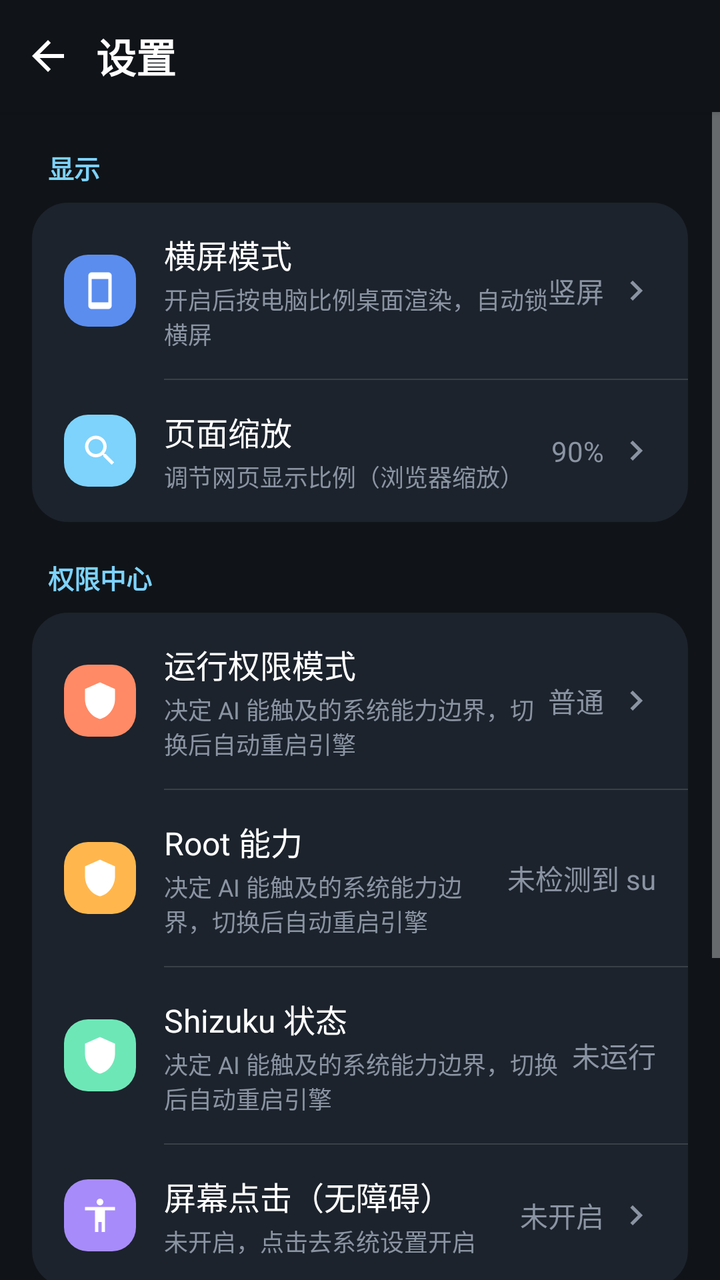
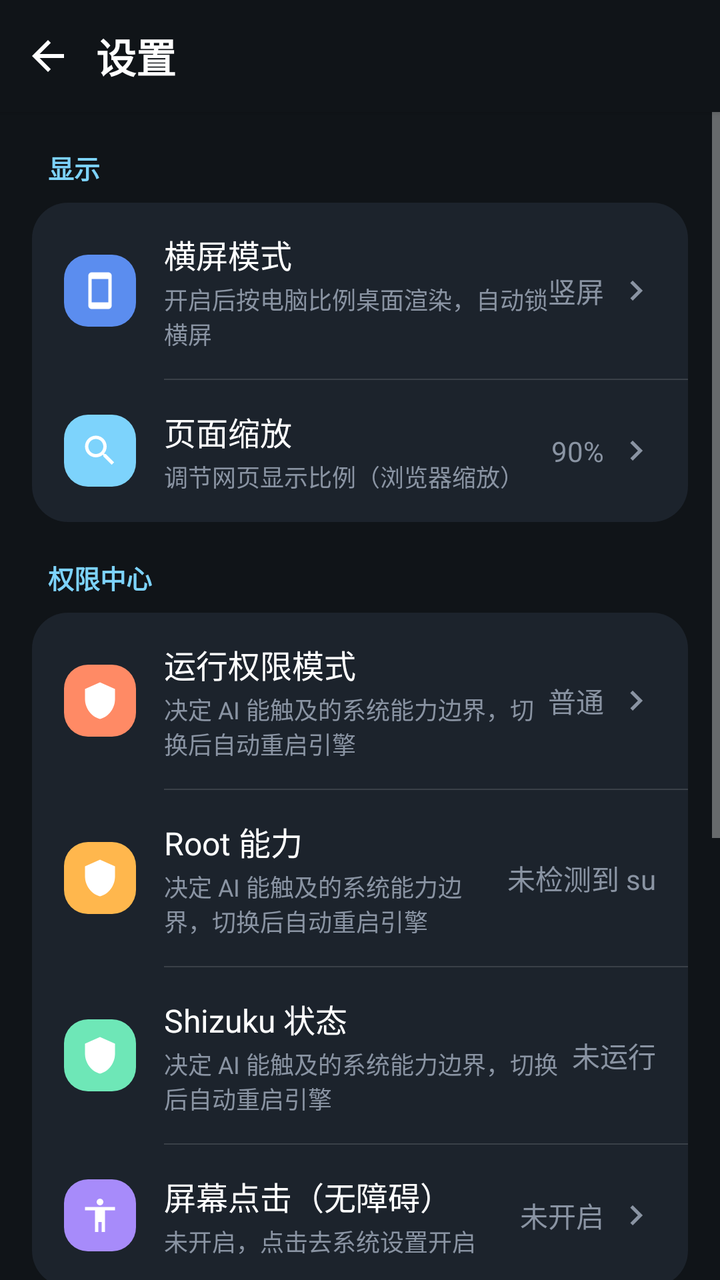

Before-and-after screenshots of an Android layout around one commit, followed by the original layout XML and the change that was made.
<!-- AndroidManifest.xml: application theme Theme.Dsh -->
<!-- res/layout/activity_settings.xml -->
<?xml version="1.0" encoding="utf-8"?>
<LinearLayout xmlns:android="http://schemas.android.com/apk/res/android"
    android:layout_width="match_parent"
    android:layout_height="match_parent"
    android:orientation="vertical"
    android:background="#FF101418">

    
    <LinearLayout
        android:layout_width="match_parent"
        android:layout_height="56dp"
        android:orientation="horizontal"
        android:gravity="center_vertical"
        android:background="#FF101418"
        android:elevation="2dp">

        <ImageView
            android:id="@+id/btnBack"
            android:layout_width="48dp"
            android:layout_height="48dp"
            android:padding="12dp"
            android:src="@drawable/ic_back"
            android:background="?android:attr/selectableItemBackgroundBorderless"
            android:contentDescription="@string/settings_back" />

        <TextView
            android:layout_width="0dp"
            android:layout_height="match_parent"
            android:layout_weight="1"
            android:gravity="center_vertical"
            android:text="@string/settings_title"
            android:textColor="#FFFFFFFF"
            android:textSize="20sp"
            android:textStyle="bold" />
    </LinearLayout>

    <ScrollView
        android:layout_width="match_parent"
        android:layout_height="match_parent"
        android:fillViewport="true">

        <LinearLayout
            android:layout_width="match_parent"
            android:layout_height="wrap_content"
            android:orientation="vertical"
            android:paddingHorizontal="16dp"
            android:paddingBottom="32dp">

            
            <TextView
                android:layout_width="wrap_content"
                android:layout_height="wrap_content"
                android:text="@string/settings_section_display"
                android:textColor="#FF7DD3FC"
                android:textSize="13sp"
                android:textStyle="bold"
                android:paddingStart="8dp"
                android:paddingTop="18dp"
                android:paddingBottom="8dp" />

            <LinearLayout
                android:layout_width="match_parent"
                android:layout_height="wrap_content"
                android:orientation="vertical"
                android:background="@drawable/bg_card">

                
                <LinearLayout
                    android:id="@+id/rowLandscape"
                    android:layout_width="match_parent"
                    android:layout_height="wrap_content"
                    android:orientation="horizontal"
                    android:gravity="center_vertical"
                    android:paddingHorizontal="16dp"
                    android:paddingVertical="14dp"
                    android:background="?android:attr/selectableItemBackground">

                    <ImageView
                        android:id="@+id/iconLandscape"
                        android:layout_width="36dp"
                        android:layout_height="36dp"
                        android:padding="8dp"
                        android:src="@drawable/ic_display"
                        android:background="@drawable/bg_icon_chip"
                        android:backgroundTint="#FF5B8DEF" />

                    <LinearLayout
                        android:layout_width="0dp"
                        android:layout_height="wrap_content"
                        android:layout_weight="1"
                        android:orientation="vertical"
                        android:layout_marginStart="14dp">

                        <TextView
                            android:id="@+id/lblLandscape"
                            android:layout_width="wrap_content"
                            android:layout_height="wrap_content"
                            android:text="@string/setting_landscape"
                            android:textColor="#FFFFFFFF"
                            android:textSize="16sp" />

                        <TextView
                            android:id="@+id/subLandscape"
                            android:layout_width="match_parent"
                            android:layout_height="wrap_content"
                            android:text="@string/setting_landscape_sub"
                            android:textColor="#FF8A94A3"
                            android:textSize="12sp"
                            android:layout_marginTop="2dp" />
                    </LinearLayout>

                    <TextView
                        android:id="@+id/valLandscape"
                        android:layout_width="wrap_content"
                        android:layout_height="wrap_content"
                        android:text="@string/setting_orient_portrait"
                        android:textColor="#FF8A94A3"
                        android:textSize="14sp"
                        android:layout_marginEnd="6dp" />

                    <ImageView
                        android:layout_width="20dp"
                        android:layout_height="20dp"
                        android:src="@drawable/ic_chevron" />
                </LinearLayout>

                <View
                    android:layout_width="match_parent"
                    android:layout_height="0.5dp"
                    android:layout_marginStart="66dp"
                    android:background="#22FFFFFF" />

                
                <LinearLayout
                    android:id="@+id/rowScale"
                    android:layout_width="match_parent"
                    android:layout_height="wrap_content"
                    android:orientation="horizontal"
                    android:gravity="center_vertical"
                    android:paddingHorizontal="16dp"
                    android:paddingVertical="14dp"
                    android:background="?android:attr/selectableItemBackground">

                    <ImageView
                        android:id="@+id/iconScale"
                        android:layout_width="36dp"
                        android:layout_height="36dp"
                        android:padding="8dp"
                        android:src="@drawable/ic_scale"
                        android:background="@drawable/bg_icon_chip"
                        android:backgroundTint="#FF7DD3FC" />

                    <LinearLayout
                        android:layout_width="0dp"
                        android:layout_height="wrap_content"
                        android:layout_weight="1"
                        android:orientation="vertical"
                        android:layout_marginStart="14dp">

                        <TextView
                            android:layout_width="wrap_content"
                            android:layout_height="wrap_content"
                            android:text="@string/setting_scale"
                            android:textColor="#FFFFFFFF"
                            android:textSize="16sp" />

                        <TextView
                            android:layout_width="match_parent"
                            android:layout_height="wrap_content"
                            android:text="@string/setting_scale_sub"
                            android:textColor="#FF8A94A3"
                            android:textSize="12sp"
                            android:layout_marginTop="2dp" />
                    </LinearLayout>

                    <TextView
                        android:id="@+id/valScale"
                        android:layout_width="wrap_content"
                        android:layout_height="wrap_content"
                        android:text="90%"
                        android:textColor="#FF8A94A3"
                        android:textSize="14sp"
                        android:layout_marginEnd="6dp" />

                    <ImageView
                        android:layout_width="20dp"
                        android:layout_height="20dp"
                        android:src="@drawable/ic_chevron" />
                </LinearLayout>
            </LinearLayout>

            
            <TextView
                android:layout_width="wrap_content"
                android:layout_height="wrap_content"
                android:text="@string/settings_section_priv"
                android:textColor="#FF7DD3FC"
                android:textSize="13sp"
                android:textStyle="bold"
                android:paddingStart="8dp"
                android:paddingTop="18dp"
                android:paddingBottom="8dp" />

            <LinearLayout
                android:layout_width="match_parent"
                android:layout_height="wrap_content"
                android:orientation="vertical"
                android:background="@drawable/bg_card">

                
                <LinearLayout
                    android:id="@+id/rowPriv"
                    android:layout_width="match_parent"
                    android:layout_height="wrap_content"
                    android:orientation="horizontal"
                    android:gravity="center_vertical"
                    android:paddingHorizontal="16dp"
                    android:paddingVertical="14dp"
                    android:background="?android:attr/selectableItemBackground">

                    <ImageView
                        android:id="@+id/iconPriv"
                        android:layout_width="36dp"
                        android:layout_height="36dp"
                        android:padding="8dp"
                        android:src="@drawable/ic_shield"
                        android:background="@drawable/bg_icon_chip"
                        android:backgroundTint="#FFFF8A65" />

                    <LinearLayout
                        android:layout_width="0dp"
                        android:layout_height="wrap_content"
                        android:layout_weight="1"
                        android:orientation="vertical"
                        android:layout_marginStart="14dp">

                        <TextView
                            android:layout_width="wrap_content"
                            android:layout_height="wrap_content"
                            android:text="@string/setting_priv_mode"
                            android:textColor="#FFFFFFFF"
                            android:textSize="16sp" />

                        <TextView
                            android:layout_width="match_parent"
                            android:layout_height="wrap_content"
                            android:text="@string/setting_priv_mode_sub"
                            android:textColor="#FF8A94A3"
                            android:textSize="12sp"
                            android:layout_marginTop="2dp" />
                    </LinearLayout>

                    <TextView
                        android:id="@+id/valPriv"
                        android:layout_width="wrap_content"
                        android:layout_height="wrap_content"
                        android:text="@string/priv_normal"
                        android:textColor="#FF8A94A3"
                        android:textSize="14sp"
                        android:layout_marginEnd="6dp" />

                    <ImageView
                        android:layout_width="20dp"
                        android:layout_height="20dp"
                        android:src="@drawable/ic_chevron" />
                </LinearLayout>

                <View
                    android:layout_width="match_parent"
                    android:layout_height="0.5dp"
                    android:layout_marginStart="66dp"
                    android:background="#22FFFFFF" />

                
                <LinearLayout
                    android:layout_width="match_parent"
                    android:layout_height="wrap_content"
                    android:orientation="horizontal"
                    android:gravity="center_vertical"
                    android:paddingHorizontal="16dp"
                    android:paddingVertical="14dp">

                    <ImageView
                        android:layout_width="36dp"
                        android:layout_height="36dp"
                        android:padding="8dp"
                        android:src="@drawable/ic_shield"
                        android:background="@drawable/bg_icon_chip"
                        android:backgroundTint="#FFFFB74D" />

                    <LinearLayout
                        android:layout_width="0dp"
                        android:layout_height="wrap_content"
                        android:layout_weight="1"
                        android:orientation="vertical"
                        android:layout_marginStart="14dp">

                        <TextView
                            android:layout_width="wrap_content"
                            android:layout_height="wrap_content"
                            android:text="@string/setting_root_status"
                            android:textColor="#FFFFFFFF"
                            android:textSize="16sp" />

                        <TextView
                            android:layout_width="match_parent"
                            android:layout_height="wrap_content"
                            android:text="@string/setting_priv_mode_sub"
                            android:textColor="#FF8A94A3"
                            android:textSize="12sp"
                            android:layout_marginTop="2dp" />
                    </LinearLayout>

                    <TextView
                        android:id="@+id/valRootStatus"
                        android:layout_width="wrap_content"
                        android:layout_height="wrap_content"
                        android:text="@string/setting_root_status_no"
                        android:textColor="#FF8A94A3"
                        android:textSize="14sp" />
                </LinearLayout>

                <View
                    android:layout_width="match_parent"
                    android:layout_height="0.5dp"
                    android:layout_marginStart="66dp"
                    android:background="#22FFFFFF" />

                
                <LinearLayout
                    android:layout_width="match_parent"
                    android:layout_height="wrap_content"
                    android:orientation="horizontal"
                    android:gravity="center_vertical"
                    android:paddingHorizontal="16dp"
                    android:paddingVertical="14dp">

                    <ImageView
                        android:layout_width="36dp"
                        android:layout_height="36dp"
                        android:padding="8dp"
                        android:src="@drawable/ic_shield"
                        android:background="@drawable/bg_icon_chip"
                        android:backgroundTint="#FF6EE7B7" />

                    <LinearLayout
                        android:layout_width="0dp"
                        android:layout_height="wrap_content"
                        android:layout_weight="1"
                        android:orientation="vertical"
                        android:layout_marginStart="14dp">

                        <TextView
                            android:layout_width="wrap_content"
                            android:layout_height="wrap_content"
                            android:text="@string/setting_shizuku_status"
                            android:textColor="#FFFFFFFF"
                            android:textSize="16sp" />

                        <TextView
                            android:layout_width="match_parent"
                            android:layout_height="wrap_content"
                            android:text="@string/setting_priv_mode_sub"
                            android:textColor="#FF8A94A3"
                            android:textSize="12sp"
                            android:layout_marginTop="2dp" />
                    </LinearLayout>

                    <TextView
                        android:id="@+id/valShizuku"
                        android:layout_width="wrap_content"
                        android:layout_height="wrap_content"
                        android:text="@string/setting_shizuku_absent"
                        android:textColor="#FF8A94A3"
                        android:textSize="14sp" />
                </LinearLayout>

                <View
                    android:layout_width="match_parent"
                    android:layout_height="0.5dp"
                    android:layout_marginStart="66dp"
                    android:background="#22FFFFFF" />

                
                <LinearLayout
                    android:id="@+id/rowAccess"
                    android:layout_width="match_parent"
                    android:layout_height="wrap_content"
                    android:orientation="horizontal"
                    android:gravity="center_vertical"
                    android:paddingHorizontal="16dp"
                    android:paddingVertical="14dp"
                    android:background="?android:attr/selectableItemBackground">

                    <ImageView
                        android:id="@+id/iconAccess"
                        android:layout_width="36dp"
                        android:layout_height="36dp"
                        android:padding="8dp"
                        android:src="@drawable/ic_access"
                        android:background="@drawable/bg_icon_chip"
                        android:backgroundTint="#FFA78BFA" />

                    <LinearLayout
                        android:layout_width="0dp"
                        android:layout_height="wrap_content"
                        android:layout_weight="1"
                        android:orientation="vertical"
                        android:layout_marginStart="14dp">

                        <TextView
                            android:layout_width="wrap_content"
                            android:layout_height="wrap_content"
                            android:text="@string/setting_access"
                            android:textColor="#FFFFFFFF"
                            android:textSize="16sp" />

                        <TextView
                            android:id="@+id/subAccess"
                            android:layout_width="match_parent"
                            android:layout_height="wrap_content"
                            android:text="@string/setting_access_sub_off"
                            android:textColor="#FF8A94A3"
                            android:textSize="12sp"
                            android:layout_marginTop="2dp" />
                    </LinearLayout>

                    <TextView
                        android:id="@+id/valAccess"
                        android:layout_width="wrap_content"
                        android:layout_height="wrap_content"
                        android:text="未开启"
                        android:textColor="#FF8A94A3"
                        android:textSize="14sp"
                        android:layout_marginEnd="6dp" />

                    <ImageView
                        android:layout_width="20dp"
                        android:layout_height="20dp"
                        android:src="@drawable/ic_chevron" />
                </LinearLayout>
            </LinearLayout>

            
            <TextView
                android:layout_width="wrap_content"
                android:layout_height="wrap_content"
                android:text="@string/settings_section_other"
                android:textColor="#FF7DD3FC"
                android:textSize="13sp"
                android:textStyle="bold"
                android:paddingStart="8dp"
                android:paddingTop="18dp"
                android:paddingBottom="8dp" />

            <LinearLayout
                android:layout_width="match_parent"
                android:layout_height="wrap_content"
                android:orientation="vertical"
                android:background="@drawable/bg_card">

                
                <LinearLayout
                    android:id="@+id/rowRestart"
                    android:layout_width="match_parent"
                    android:layout_height="wrap_content"
                    android:orientation="horizontal"
                    android:gravity="center_vertical"
                    android:paddingHorizontal="16dp"
                    android:paddingVertical="14dp"
                    android:background="?android:attr/selectableItemBackground">

                    <ImageView
                        android:layout_width="36dp"
                        android:layout_height="36dp"
                        android:padding="8dp"
                        android:src="@drawable/ic_restart"
                        android:background="@drawable/bg_icon_chip"
                        android:backgroundTint="#FF4DD0E1" />

                    <LinearLayout
                        android:layout_width="0dp"
                        android:layout_height="wrap_content"
                        android:layout_weight="1"
                        android:orientation="vertical"
                        android:layout_marginStart="14dp">

                        <TextView
                            android:layout_width="wrap_content"
                            android:layout_height="wrap_content"
                            android:text="@string/setting_restart_engine"
                            android:textColor="#FFFFFFFF"
                            android:textSize="16sp" />

                        <TextView
                            android:layout_width="match_parent"
                            android:layout_height="wrap_content"
                            android:text="@string/setting_restart_engine_sub"
                            android:textColor="#FF8A94A3"
                            android:textSize="12sp"
                            android:layout_marginTop="2dp" />
                    </LinearLayout>

                    <ImageView
                        android:layout_width="20dp"
                        android:layout_height="20dp"
                        android:src="@drawable/ic_chevron" />
                </LinearLayout>

                <View
                    android:layout_width="match_parent"
                    android:layout_height="0.5dp"
                    android:layout_marginStart="66dp"
                    android:background="#22FFFFFF" />

                
                <LinearLayout
                    android:id="@+id/rowAbout"
                    android:layout_width="match_parent"
                    android:layout_height="wrap_content"
                    android:orientation="horizontal"
                    android:gravity="center_vertical"
                    android:paddingHorizontal="16dp"
                    android:paddingVertical="14dp"
                    android:background="?android:attr/selectableItemBackground">

                    <ImageView
                        android:layout_width="36dp"
                        android:layout_height="36dp"
                        android:padding="8dp"
                        android:src="@drawable/ic_info"
                        android:background="@drawable/bg_icon_chip"
                        android:backgroundTint="#FF8A94A3" />

                    <LinearLayout
                        android:layout_width="0dp"
                        android:layout_height="wrap_content"
                        android:layout_weight="1"
                        android:orientation="vertical"
                        android:layout_marginStart="14dp">

                        <TextView
                            android:layout_width="wrap_content"
                            android:layout_height="wrap_content"
                            android:text="@string/setting_about"
                            android:textColor="#FFFFFFFF"
                            android:textSize="16sp" />

                        <TextView
                            android:id="@+id/subAbout"
                            android:layout_width="match_parent"
                            android:layout_height="wrap_content"
                            android:textColor="#FF8A94A3"
                            android:textSize="12sp"
                            android:layout_marginTop="2dp" />
                    </LinearLayout>

                    <ImageView
                        android:layout_width="20dp"
                        android:layout_height="20dp"
                        android:src="@drawable/ic_chevron" />
                </LinearLayout>
            </LinearLayout>
        </LinearLayout>
    </ScrollView>
</LinearLayout>
<!-- resources referenced by this layout -->
<resources>
  <!-- drawable bg_card (drawable) -->
  <?xml version="1.0" encoding="utf-8"?>
  <shape xmlns:android="http://schemas.android.com/apk/res/android">
      <solid android:color="#FF1C232C" />
      <corners android:radius="18dp" />
  </shape>
  <!-- drawable bg_icon_chip (drawable) -->
  <?xml version="1.0" encoding="utf-8"?>
  <shape xmlns:android="http://schemas.android.com/apk/res/android">
      <solid android:color="#FFFFFFFF" />
      <corners android:radius="12dp" />
  </shape>
  <!-- drawable ic_back (drawable) -->
  <?xml version="1.0" encoding="utf-8"?>
  <vector xmlns:android="http://schemas.android.com/apk/res/android"
      android:width="24dp"
      android:height="24dp"
      android:viewportWidth="24"
      android:viewportHeight="24">
      <path
          android:fillColor="#FFFFFFFF"
          android:pathData="M20,11H7.83l5.59,-5.59L12,4l-8,8l8,8l1.41,-1.41L7.83,13H20v-2z" />
  </vector>
  <!-- drawable ic_chevron (drawable) -->
  <?xml version="1.0" encoding="utf-8"?>
  <vector xmlns:android="http://schemas.android.com/apk/res/android"
      android:width="24dp"
      android:height="24dp"
      android:viewportWidth="24"
      android:viewportHeight="24">
      <path
          android:fillColor="#FF8A94A3"
          android:pathData="M10,6L8.59,7.41L13.17,12l-4.58,4.59L10,18l6,-6z" />
  </vector>
  <!-- drawable ic_shield (drawable) -->
  <?xml version="1.0" encoding="utf-8"?>
  <vector xmlns:android="http://schemas.android.com/apk/res/android"
      android:width="24dp"
      android:height="24dp"
      android:viewportWidth="24"
      android:viewportHeight="24">
      <path
          android:fillColor="#FFFFFFFF"
          android:pathData="M12,1L3,5v6c0,5.55 3.84,10.74 9,12 5.16,-1.26 9,-6.45 9,-12V5l-9,-4z" />
  </vector>
  <string name="priv_normal">普通</string>
  <string name="setting_about">关于</string>
  <string name="setting_access">屏幕点击（无障碍）</string>
  <string name="setting_access_sub_off">未开启，点击去系统设置开启</string>
  <string name="setting_landscape">横屏模式</string>
  <string name="setting_landscape_sub">开启后按电脑比例桌面渲染，自动锁横屏</string>
  <string name="setting_orient_portrait">竖屏</string>
  <string name="setting_priv_mode">运行权限模式</string>
  <string name="setting_priv_mode_sub">决定 AI 能触及的系统能力边界，切换后自动重启引擎</string>
  <string name="setting_restart_engine">重启引擎</string>
  <string name="setting_restart_engine_sub">重新加载运行时与插件（进程崩溃自愈）</string>
  <string name="setting_root_status">Root 能力</string>
  <string name="setting_root_status_no">未检测到 su</string>
  <string name="setting_scale">页面缩放</string>
  <string name="setting_scale_sub">调节网页显示比例（浏览器缩放）</string>
  <string name="setting_shizuku_absent">未运行</string>
  <string name="setting_shizuku_status">Shizuku 状态</string>
  <string name="settings_back">返回</string>
  <string name="settings_section_display">显示</string>
  <string name="settings_section_other">其他</string>
  <string name="settings_section_priv">权限中心</string>
  <string name="settings_title">设置</string>
  <style name="Theme.Dsh" parent="android:Theme.Material.NoActionBar">
          <item name="android:statusBarColor">#FF101418</item>
          <item name="android:navigationBarColor">#FF101418</item>
          <item name="android:windowBackground">#FF101418</item>
      </style>
  <!-- unchanged entries left out for length: 5 -->
</resources>

<!-- the commit's change to res/layout/activity_settings.xml (unified diff, before → after) -->
@@ -445,6 +445,82 @@
             <TextView
                 android:layout_width="wrap_content"
                 android:layout_height="wrap_content"
+                android:text="@string/settings_section_ext"
+                android:textColor="#FF7DD3FC"
+                android:textSize="13sp"
+                android:textStyle="bold"
+                android:paddingStart="8dp"
+                android:paddingTop="18dp"
+                android:paddingBottom="8dp" />
+
+            <LinearLayout
+                android:layout_width="match_parent"
+                android:layout_height="wrap_content"
+                android:orientation="vertical"
+                android:background="@drawable/bg_card">
+
+                
+                <LinearLayout
+                    android:id="@+id/rowExt"
+                    android:layout_width="match_parent"
+                    android:layout_height="wrap_content"
+                    android:orientation="horizontal"
+                    android:gravity="center_vertical"
+                    android:paddingHorizontal="16dp"
+                    android:paddingVertical="14dp"
+                    android:background="?android:attr/selectableItemBackground">
+
+                    <ImageView
+                        android:id="@+id/iconExt"
+                        android:layout_width="36dp"
+                        android:layout_height="36dp"
+                        android:padding="8dp"
+                        android:src="@drawable/ic_package"
+                        android:background="@drawable/bg_icon_chip"
+                        android:backgroundTint="#FFB39DFF" />
+
+                    <LinearLayout
+                        android:layout_width="0dp"
+                        android:layout_height="wrap_content"
+                        android:layout_weight="1"
+                        android:orientation="vertical"
+                        android:layout_marginStart="14dp">
+
+                        <TextView
+                            android:layout_width="wrap_content"
+                            android:layout_height="wrap_content"
+                            android:text="@string/setting_ext"
+                            android:textColor="#FFFFFFFF"
+                            android:textSize="16sp" />
+
+                        <TextView
+                            android:layout_width="match_parent"
+                            android:layout_height="wrap_content"
+                            android:text="@string/setting_ext_sub"
+                            android:textColor="#FF8A94A3"
+                            android:textSize="12sp"
+                            android:layout_marginTop="2dp" />
+                    </LinearLayout>
+
+                    <TextView
+                        android:id="@+id/valExt"
+                        android:layout_width="wrap_content"
+                        android:layout_height="wrap_content"
+                        android:textColor="#FF8A94A3"
+                        android:textSize="14sp"
+                        android:layout_marginEnd="6dp" />
+
+                    <ImageView
+                        android:layout_width="20dp"
+                        android:layout_height="20dp"
+                        android:src="@drawable/ic_chevron" />
+                </LinearLayout>
+            </LinearLayout>
+
+            
+            <TextView
+                android:layout_width="wrap_content"
+                android:layout_height="wrap_content"
                 android:text="@string/settings_section_other"
                 android:textColor="#FF7DD3FC"
                 android:textSize="13sp"
<!-- resource entries referenced after the edit -->
@@ -34,6 +34,17 @@
           android:fillColor="#FF8A94A3"
           android:pathData="M10,6L8.59,7.41L13.17,12l-4.58,4.59L10,18l6,-6z" />
   </vector>
+  <!-- drawable ic_package (drawable) -->
+  <?xml version="1.0" encoding="utf-8"?>
+  <vector xmlns:android="http://schemas.android.com/apk/res/android"
+      android:width="24dp"
+      android:height="24dp"
+      android:viewportWidth="24"
+      android:viewportHeight="24">
+      <path
+          android:fillColor="#FFFFFFFF"
+          android:pathData="M12,16l-6,-6h4V3h4v7h4zM4,18h16v3H4z" />
+  </vector>
   <!-- drawable ic_shield (drawable) -->
   <?xml version="1.0" encoding="utf-8"?>
   <vector xmlns:android="http://schemas.android.com/apk/res/android"
@@ -49,6 +60,8 @@
   <string name="setting_about">关于</string>
   <string name="setting_access">屏幕点击（无障碍）</string>
   <string name="setting_access_sub_off">未开启，点击去系统设置开启</string>
+  <string name="setting_ext">扩展中心</string>
+  <string name="setting_ext_sub">下载 Python、Git、JDK 等环境扩展，激活后并入引擎</string>
   <string name="setting_landscape">横屏模式</string>
   <string name="setting_landscape_sub">开启后按电脑比例桌面渲染，自动锁横屏</string>
   <string name="setting_orient_portrait">竖屏</string>
@@ -64,6 +77,7 @@
   <string name="setting_shizuku_status">Shizuku 状态</string>
   <string name="settings_back">返回</string>
   <string name="settings_section_display">显示</string>
+  <string name="settings_section_ext">扩展</string>
   <string name="settings_section_other">其他</string>
   <string name="settings_section_priv">权限中心</string>
   <string name="settings_title">设置</string>
